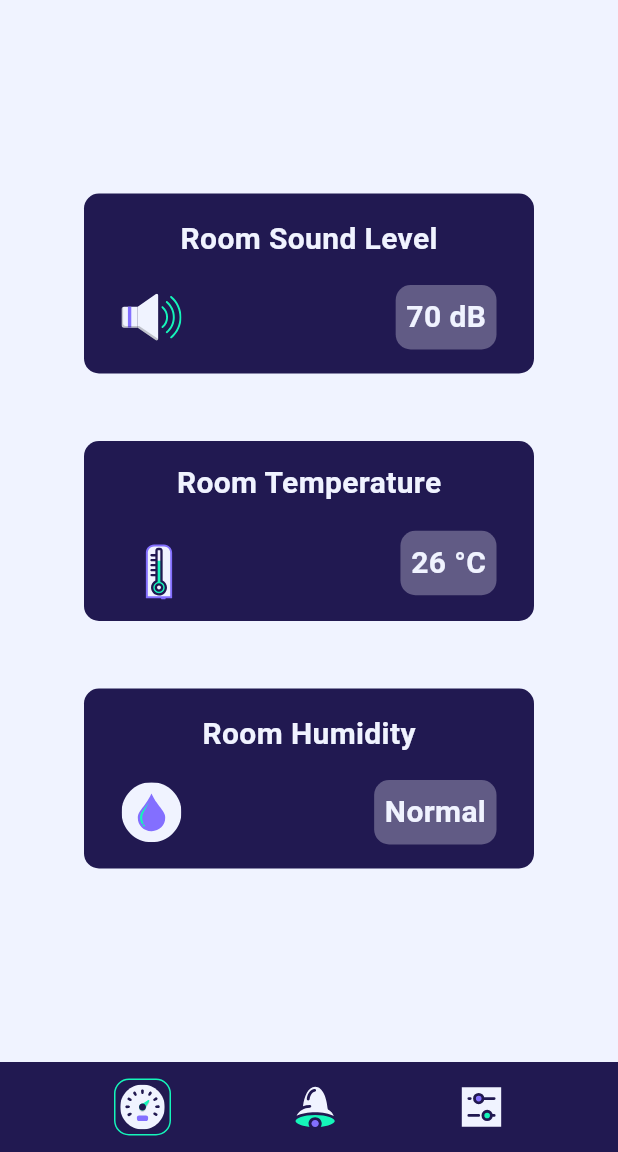
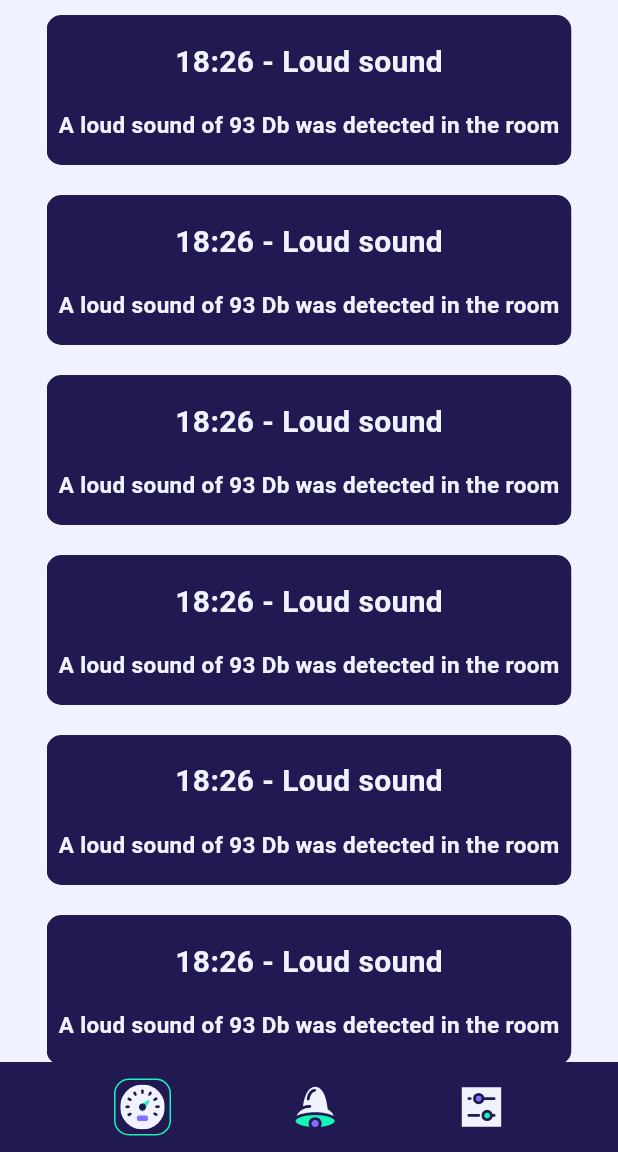
Before and after one commit to LordStacker/mobile_exam, a Flutter app: the screen it shows after launch, on a phone screen of 412 x 824 dp, the part 84-1236 px from its top. Run offline on Flutter 3.47's test engine with Material 3 defaults, Android fonts, the light colour scheme and no system bars; our stand-ins replace flutter_svg.

Commit message:
create notification widget and alert view

```diff
--- a/lib/main.dart
+++ b/lib/main.dart
@@ -1,7 +1,8 @@
 import 'package:flutter/material.dart';
 import 'views/login.dart';
 import 'views/measurements.dart';
+import 'views/alerts.dart';
 
 void main()  => runApp(MaterialApp(
-  home: Measurements(),
+  home: Alerts(),
 ));
--- a/lib/views/alerts.dart
+++ b/lib/views/alerts.dart
@@ -0,0 +1,123 @@
+import 'package:flutter/material.dart';
+import 'package:flutter_svg/flutter_svg.dart';
+import '../widgets/NotificationWidget.dart';
+
+class Alerts extends StatelessWidget {
+  const Alerts({super.key});
+
+  @override
+  Widget build(BuildContext context) {
+    return Scaffold(
+      backgroundColor: Color(0xffF0F3FF),
+      appBar: AppBar(
+          backgroundColor: Color(0xff211951),
+          title: Text('Environment Measurements'),
+          titleTextStyle: TextStyle(
+            fontSize: 20,
+            fontWeight: FontWeight.bold,
+            color: Color(0xffF0F3FF),
+          )
+      ),
+      body: Center(
+        child: SingleChildScrollView(
+          child: Column(
+            mainAxisAlignment: MainAxisAlignment.spaceEvenly,
+            children: <Widget>[
+
+              Container(
+                margin: EdgeInsets.only(top: 10, bottom: 10),
+                child: NotificationWidget(),
+              ),
+              Container(
+                margin: EdgeInsets.only(top: 10, bottom: 10),
+                child: NotificationWidget(),
+              ),
+              Container(
+                margin: EdgeInsets.only(top: 10, bottom: 10),
+                child: NotificationWidget(),
+              ),
+              Container(
+                margin: EdgeInsets.only(top: 10, bottom: 10),
+                child: NotificationWidget(),
+              ),
+              Container(
+                margin: EdgeInsets.only(top: 10, bottom: 10),
+                child: NotificationWidget(),
+              ),
+              Container(
+                margin: EdgeInsets.only(top: 10, bottom: 10),
+                child: NotificationWidget(),
+              ),
+              Container(
+                margin: EdgeInsets.only(top: 10, bottom: 10),
+                child: NotificationWidget(),
+              ),
+              Container(
+                margin: EdgeInsets.only(top: 10, bottom: 10),
+                child: NotificationWidget(),
+              ),
+              Container(
+                margin: EdgeInsets.only(top: 10, bottom: 10),
+                child: NotificationWidget(),
+              ),
+              Container(
+                margin: EdgeInsets.only(top: 10, bottom: 10),
+                child: NotificationWidget(),
+              ),
+              Container(
+                margin: EdgeInsets.only(top: 10, bottom: 10),
+                child: NotificationWidget(),
+              ),
+              Container(
+                margin: EdgeInsets.only(top: 10, bottom: 10),
+                child: NotificationWidget(),
+              ),
+              Container(
+                margin: EdgeInsets.only(top: 10, bottom: 10),
+                child: NotificationWidget(),
+              ),
+
+
+            ],
+          ),
+        )
+      ),
+      bottomNavigationBar: Container( // This is the footer
+          color: Color(0xff211951),
+          height: 60.0,
+          alignment: Alignment.center,
+          child: Row(
+            mainAxisAlignment: MainAxisAlignment.spaceEvenly,
+            children: <Widget>[
+              Container(
+                padding: EdgeInsets.all(3),
+                decoration: BoxDecoration(
+                  borderRadius: BorderRadius.circular(10),
+                  border: Border.all(
+                    color: Color(0xff15F5BA),
+                    width: 1,
+                  ),
+                ),
+                child: SvgPicture.asset(
+                  'assets/svgs/meter.svg',
+                  width: 30,
+                  height: 30,
+                ),
+              ),
+              SvgPicture.asset(
+                'assets/svgs/Bell.svg',
+                width: 40,
+                height: 40,
+              ),
+              SvgPicture.asset(
+                'assets/svgs/Settings.svg',
+                width: 30,
+                height: 30,
+              ),
+            ],
+          )
+
+      ),
+    );
+  }
+}
--- /dev/null
+++ b/lib/widgets/NotificationWidget.dart
@@ -0,0 +1,48 @@
+import 'package:flutter/material.dart';
+
+class NotificationWidget extends StatefulWidget {
+  const NotificationWidget({super.key});
+
+  @override
+  State<NotificationWidget> createState() => _NotificationWidgetState();
+}
+
+class _NotificationWidgetState extends State<NotificationWidget> {
+  @override
+  Widget build(BuildContext context) {
+    return ClipRRect(
+      borderRadius: BorderRadius.circular(10),
+      child: Container(
+        height: 100,
+        width: 350,
+        child: Scaffold(
+          backgroundColor: Color(0xff211951),
+          body: Center(
+            child: Column(
+              mainAxisAlignment: MainAxisAlignment.spaceEvenly,
+              children: <Widget>[
+                Text(
+                  '18:26 - Loud sound',
+                  style: TextStyle(
+                    fontSize: 20,
+                    fontWeight: FontWeight.bold,
+                    color: Color(0xffF0F3FF),
+                  ),
+                ),
+
+                Text(
+                  'A loud sound of 93 Db was detected in the room',
+                  style: TextStyle(
+                    fontSize: 15,
+                    fontWeight: FontWeight.bold,
+                    color: Color(0xffF0F3FF),
+                  ),
+                ),
+              ],
+            )
+          )
+        ),
+      ),
+    );
+  }
+}
```
